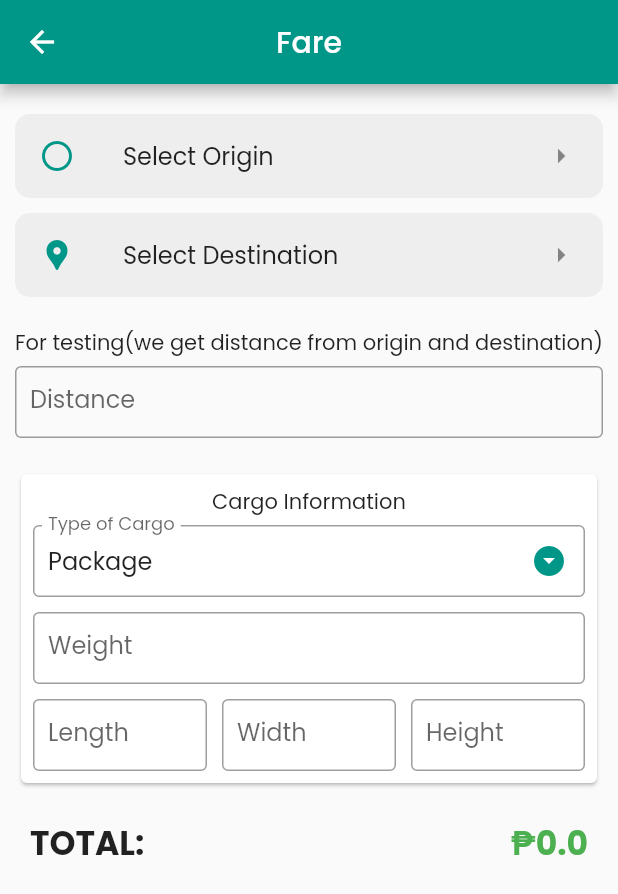
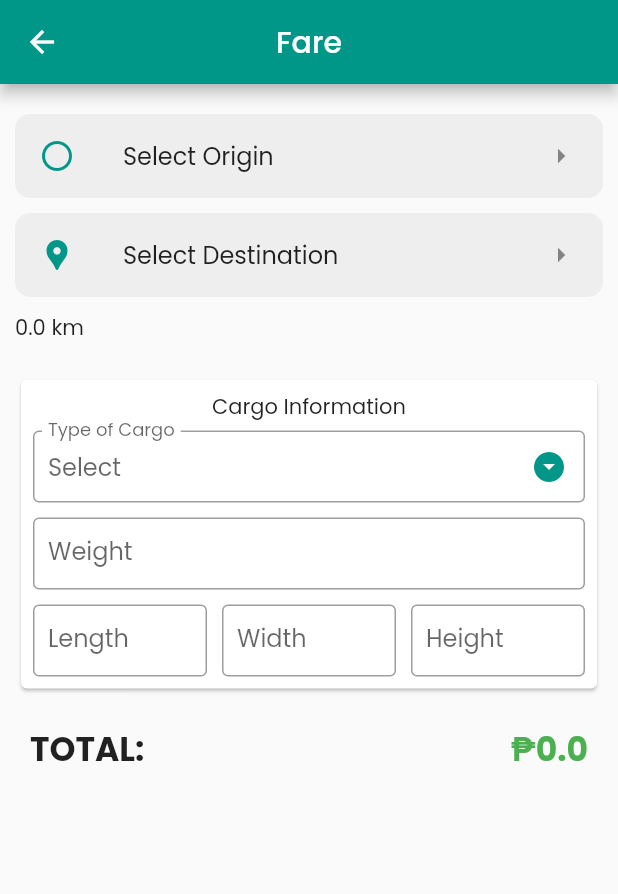
Before and after one commit to jodelmar1016/SUNDO-Freight, a Flutter app: the Fare screen opened directly, on a phone screen of 412 x 824 dp. Shown: the top 894 px of the screen. Run offline on Flutter 3.47's test engine with Material 2 defaults, Android fonts, the phone set to English and light mode, and no system bars; our stand-ins replace badges, cloud_firestore, firebase_auth, firebase_core, google_fonts, google_maps_flutter and 1 more; missing offline and left inert: flutter_polyline_points; accounts and stored records are empty.

Commit message:
working fare

```diff
--- a/lib/pages/fare.dart
+++ b/lib/pages/fare.dart
@@ -1,5 +1,8 @@
 import 'package:flutter/material.dart';
 import 'package:freight/functions/compute.dart';
+import 'package:google_maps_flutter/google_maps_flutter.dart';
+import 'package:freight/pages/selectLocation.dart';
+import 'package:freight/functions/gmap.dart';
 
 class Fare extends StatefulWidget {
   const Fare({super.key});
@@ -9,14 +12,34 @@ class Fare extends StatefulWidget {
 }
 
 class _FareState extends State<Fare> {
-  _FareState() {
-    _dropdownValue = items[0];
-  }
+  LatLng? _selectOrigin;
+  LatLng? _selectDestination;
+  String? placenameOrigin;
+  String? placenameDestination;
 
-  String? _dropdownValue = '';
-  final items = ['Package', 'Solid Bulk', 'Hazardous'];
+  String? _dropdownValue = 'Select';
+  List<String> items = ['Package', 'Solid Bulk', 'Hazardous'];
+
+  double distance = 0;
+  double _weight = 0;
+  double _length = 0;
+  double _width = 0;
+  double _height = 0;
 
   Compute newBooking = Compute();
+
+  getTotalBookingCost() {
+    if (distance != 0 &&
+        _weight != 0 &&
+        _length != 0 &&
+        _width != 0 &&
+        _height != 0) {
+      newBooking.getTypeOfVehicle();
+      newBooking.getBasePrice();
+      newBooking.getBookingFee();
+      newBooking.getTotal();
+    }
+  }
 
   @override
   Widget build(BuildContext context) {
@@ -32,16 +55,19 @@ class _FareState extends State<Fare> {
         setState(() {
           _dropdownValue = val as String;
           if (val == 'Package') {
-            newBooking.bookingFee = .05;
+            newBooking.cargoType = TypeOfCargo.package;
+            getTotalBookingCost();
           } else if (val == 'Solid Bulk') {
-            newBooking.bookingFee = .08;
+            newBooking.cargoType = TypeOfCargo.solidBulk;
+            getTotalBookingCost();
           } else if (val == 'Hazardous') {
-            newBooking.bookingFee = .10;
+            newBooking.cargoType = TypeOfCargo.hazardous;
+            getTotalBookingCost();
           }
-          newBooking.getTotal();
         });
       },
-      value: _dropdownValue,
+      value: _dropdownValue == 'Select' ? null : _dropdownValue,
+      hint: Text(_dropdownValue!),
       icon: Icon(
         Icons.arrow_drop_down_circle,
         color: Colors.teal,
@@ -51,14 +77,21 @@ class _FareState extends State<Fare> {
         border: OutlineInputBorder(),
         contentPadding: EdgeInsets.fromLTRB(10, 10, 10, 10),
       ),
+      validator: (value) {
+        if (value == null) {
+          return 'Please select an option';
+        }
+        return null;
+      },
     );
 
     // WEIGHT --------------------------------->
     Widget weight = TextFormField(
       onChanged: (val) {
         setState(() {
-          // newBooking.onWeightChanged(double.parse(val));
-          // newBooking.getTotal();
+          _weight = double.parse(val);
+          newBooking.weight = double.parse(val);
+          getTotalBookingCost();
         });
       },
       keyboardType: TextInputType.number,
@@ -74,15 +107,16 @@ class _FareState extends State<Fare> {
     Widget length = TextFormField(
       onChanged: (val) {
         setState(() {
+          _length = double.parse(val);
           newBooking.length = double.parse(val);
-          newBooking.getTotal();
+          getTotalBookingCost();
         });
       },
       keyboardType: TextInputType.number,
       decoration: InputDecoration(
         border: OutlineInputBorder(),
         labelText: 'Length',
-        suffixText: 'cm',
+        suffixText: 'ft',
         contentPadding: EdgeInsets.fromLTRB(10, 10, 10, 10),
       ),
     );
@@ -91,15 +125,16 @@ class _FareState extends State<Fare> {
     Widget width = TextFormField(
       onChanged: (val) {
         setState(() {
+          _width = double.parse(val);
           newBooking.width = double.parse(val);
-          newBooking.getTotal();
+          getTotalBookingCost();
         });
       },
       keyboardType: TextInputType.number,
       decoration: InputDecoration(
         border: OutlineInputBorder(),
         labelText: 'Width',
-        suffixText: 'cm',
+        suffixText: 'ft',
         contentPadding: EdgeInsets.fromLTRB(10, 10, 10, 10),
       ),
     );
@@ -108,32 +143,16 @@ class _FareState extends State<Fare> {
     Widget height = TextFormField(
       onChanged: (val) {
         setState(() {
+          _height = double.parse(val);
           newBooking.height = double.parse(val);
-          newBooking.getTotal();
+          getTotalBookingCost();
         });
       },
       keyboardType: TextInputType.number,
       decoration: InputDecoration(
         border: OutlineInputBorder(),
         labelText: 'Height',
-        suffixText: 'cm',
-        contentPadding: EdgeInsets.fromLTRB(10, 10, 10, 10),
-      ),
-    );
-
-    // FOR TESTING
-    Widget distance = TextFormField(
-      onChanged: (val) {
-        setState(() {
-          newBooking.distance = double.parse(val);
-          newBooking.getTotal();
-        });
-      },
-      keyboardType: TextInputType.number,
-      decoration: InputDecoration(
-        border: OutlineInputBorder(),
-        labelText: 'Distance',
-        suffixText: 'km',
+        suffixText: 'ft',
         contentPadding: EdgeInsets.fromLTRB(10, 10, 10, 10),
       ),
     );
@@ -169,6 +188,7 @@ class _FareState extends State<Fare> {
         ),
       ),
     );
+
     return Scaffold(
       appBar: AppBar(
         title: Text('Fare'),
@@ -188,6 +208,42 @@ class _FareState extends State<Fare> {
                   child: ListView(
                     children: [
                       ListTile(
+                        onTap: () async {
+                          // GO TO SELECT LOCATION
+                          final selectedLatLng = await Navigator.push(
+                            context,
+                            MaterialPageRoute(
+                              builder: (context) => SelectLocation(),
+                            ),
+                          );
+
+                          if (selectedLatLng != null) {
+                            // GET THE NAME OF THE PLACE BASE ON LATLNG
+                            String temp =
+                                await Gmap.getPlaceName(selectedLatLng);
+
+                            setState(() {
+                              placenameOrigin = temp;
+                              _selectOrigin = selectedLatLng;
+                            });
+
+                            // DISPLAY THE DISTANCE
+                            if (_selectOrigin != null &&
+                                _selectDestination != null) {
+                              double val = await Gmap.getDistance(
+                                  _selectOrigin!, _selectDestination!);
+                              setState(() {
+                                distance = val;
+                              });
+                            }
+                          }
+                          // SET DISTANCE FOR COMPUTATION
+                          newBooking.distance = distance;
+                          getTotalBookingCost();
+                        },
+                        title: placenameOrigin == null
+                            ? Text('Select Origin')
+                            : Text('$placenameOrigin'),
                         shape: RoundedRectangleBorder(
                             borderRadius: BorderRadius.circular(10)),
                         tileColor: Colors.grey[200],
@@ -196,10 +252,44 @@ class _FareState extends State<Fare> {
                           color: Colors.teal,
                         ),
                         trailing: Icon(Icons.arrow_right_sharp),
-                        title: Text('Select Origin'),
                       ),
                       SizedBox(height: 10),
                       ListTile(
+                        onTap: () async {
+                          // GET THE NAME OF THE PLACE BASE ON LATLNG
+                          final selectedLatLng = await Navigator.push(
+                            context,
+                            MaterialPageRoute(
+                              builder: (context) => SelectLocation(),
+                            ),
+                          );
+
+                          if (selectedLatLng != null) {
+                            String temp =
+                                await Gmap.getPlaceName(selectedLatLng);
+
+                            setState(() {
+                              placenameDestination = temp;
+                              _selectDestination = selectedLatLng;
+                            });
+
+                            // DISPLAY THE DISTANCE
+                            if (_selectOrigin != null &&
+                                _selectDestination != null) {
+                              double val = await Gmap.getDistance(
+                                  _selectOrigin!, _selectDestination!);
+                              setState(() {
+                                distance = val;
+                              });
+                            }
+                          }
+                          // SET DISTANCE FOR COMPUTATION
+                          newBooking.distance = distance;
+                          getTotalBookingCost();
+                        },
+                        title: placenameDestination == null
+                            ? Text('Select Destination')
+                            : Text('$placenameDestination'),
                         shape: RoundedRectangleBorder(
                             borderRadius: BorderRadius.circular(10)),
                         tileColor: Colors.grey[200],
@@ -208,13 +298,9 @@ class _FareState extends State<Fare> {
                           color: Colors.teal,
                         ),
                         trailing: Icon(Icons.arrow_right_sharp),
-                        title: Text('Select Destination'),
                       ),
-                      SizedBox(height: 20),
-                      Text(
-                          'For testing(we get distance from origin and destination)'),
-                      SizedBox(height: 5),
-                      distance,
+                      SizedBox(height: 10),
+                      Text('$distance km'),
                       SizedBox(height: 20),
                       cargoInformation,
                       SizedBox(height: 20),
@@ -231,8 +317,7 @@ class _FareState extends State<Fare> {
                               ),
                             ),
                             Text(
-                              '₱0.0',
-                              // '₱${newBooking.total}',
+                              '₱${newBooking.totalBookingCost}',
                               style: TextStyle(
                                 fontSize: 22,
                                 fontWeight: FontWeight.bold,
```
